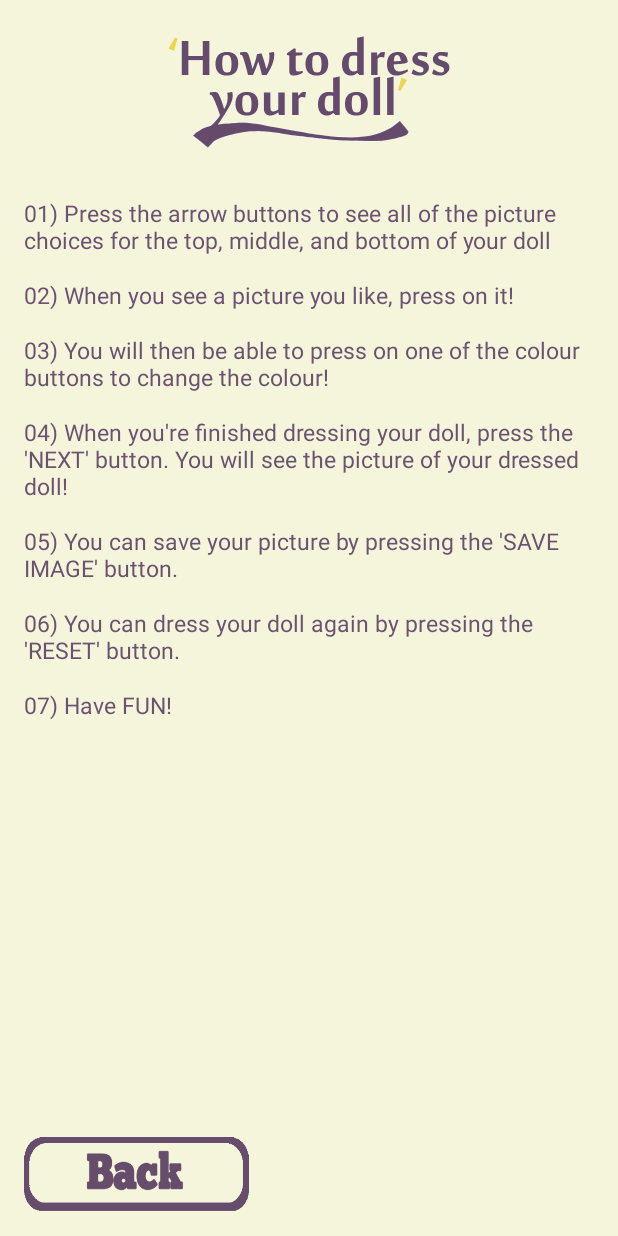
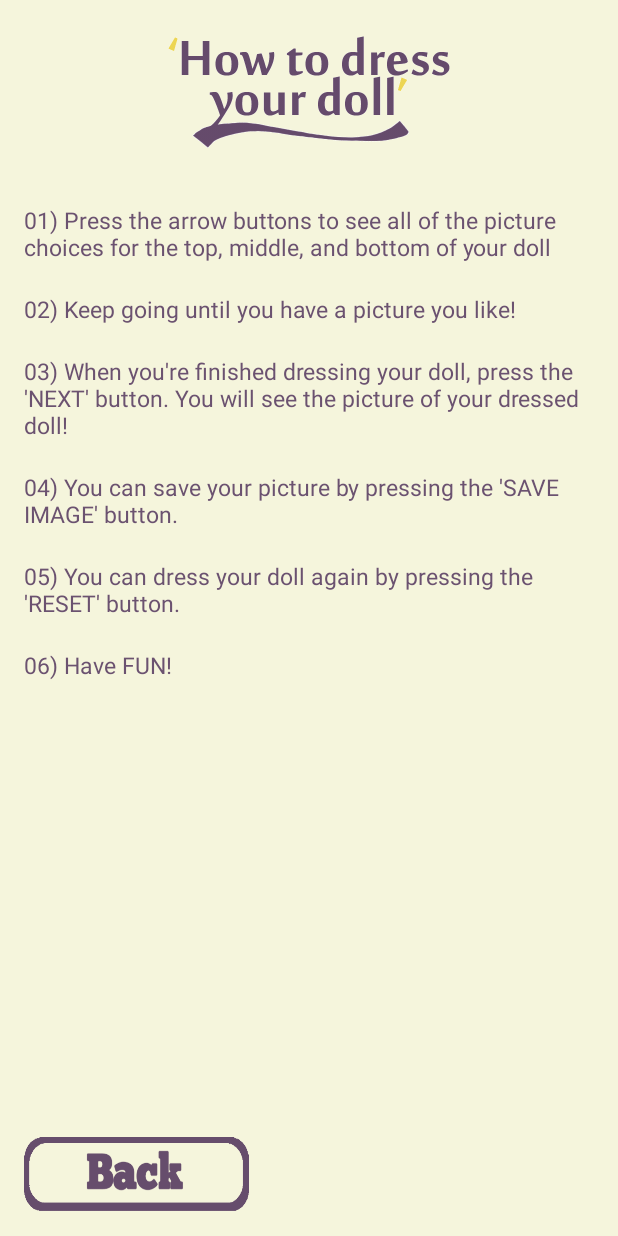
Before and after one commit to Itniraan/dollify, an Android app: the instructionsActivity screen opened directly, with no data from a screen before it, on a phone screen of 412 x 824 dp. Run offline under Robolectric (Android 15) with nearby library versions, the phone set to English and light mode, and no system bars.

Commit message:
Changed instructions and dimensions slightly

```diff
--- a/app/src/main/res/layout/content_instructions.xml
+++ b/app/src/main/res/layout/content_instructions.xml
@@ -48,25 +48,14 @@
     <TextView
         android:layout_width="wrap_content"
         android:layout_height="wrap_content"
-        android:text="@string/instructionText03"
-        android:id="@+id/instructionTextView3"
-        android:textSize="@dimen/instructionsTextSize"
-        android:layout_marginTop="@dimen/instructionTextTopMargin"
-        android:layout_below="@+id/instructionTextView2"
-        android:layout_alignParentStart="true"
-        android:textColor="#6b5270" />
-
-    <TextView
-        android:layout_width="wrap_content"
-        android:layout_height="wrap_content"
         android:text="@string/instructionText04"
         android:id="@+id/instructionTextView4"
-        android:layout_below="@+id/instructionTextView3"
         android:layout_centerHorizontal="true"
         android:textSize="@dimen/instructionsTextSize"
         android:layout_marginTop="@dimen/instructionTextTopMargin"
         android:layout_alignParentStart="true"
-        android:textColor="#6b5270" />
+        android:textColor="#6b5270"
+        android:layout_below="@+id/instructionTextView2" />
 
     <TextView
         android:layout_width="wrap_content"
--- a/app/src/main/res/values/dimens.xml
+++ b/app/src/main/res/values/dimens.xml
@@ -15,7 +15,7 @@
     <dimen name="imageWidth">230dp</dimen>
     <dimen name="buttonTopMargin">20dp</dimen>
     <dimen name="leftMargin">30dp</dimen>
-    <dimen name="instructionTextTopMargin">15dp</dimen>
+    <dimen name="instructionTextTopMargin">20dp</dimen>
     <dimen name="aboutUsTextSize">30sp</dimen>
     <dimen name="topMarginSkinColour">20dp</dimen>
     <dimen name="button_width">150dp</dimen>
--- a/app/src/main/res/values/strings.xml
+++ b/app/src/main/res/values/strings.xml
@@ -14,12 +14,12 @@
     <string name="leftArrowButtonText"><![CDATA[<-]]></string>
     <string name="rightArrowButtonText"><![CDATA[->]]></string>
     <string name="instructionText01">01) Press the arrow buttons to see all of the picture choices for the top, middle, and bottom of your doll</string>
-    <string name="instructionText02">02) When you see a picture you like, press on it!</string>
+    <string name="instructionText02">02) Keep going until you have a picture you like!</string>
     <string name="instructionText03">03) You will then be able to press on one of the colour buttons to change the colour!</string>
-    <string name="instructionText04">04) When you\'re finished dressing your doll, press the \'NEXT\' button.  You will see the picture of your dressed doll!</string>
-    <string name="instructionText05">05) You can save your picture by pressing the \'SAVE IMAGE\' button.</string>
-    <string name="instructionText06">06) You can dress your doll again by pressing the \'RESET\' button.</string>
-    <string name="instructionText07">07) Have FUN!</string>
+    <string name="instructionText04">03) When you\'re finished dressing your doll, press the \'NEXT\' button.  You will see the picture of your dressed doll!</string>
+    <string name="instructionText05">04) You can save your picture by pressing the \'SAVE IMAGE\' button.</string>
+    <string name="instructionText06">05) You can dress your doll again by pressing the \'RESET\' button.</string>
+    <string name="instructionText07">06) Have FUN!</string>
     <string name="title_activity_finish">FinishActivity</string>
     <string name="saveImageButtonText">SAVE IMAGE</string>
     <string name="resetButtonText">RESET</string>
```
